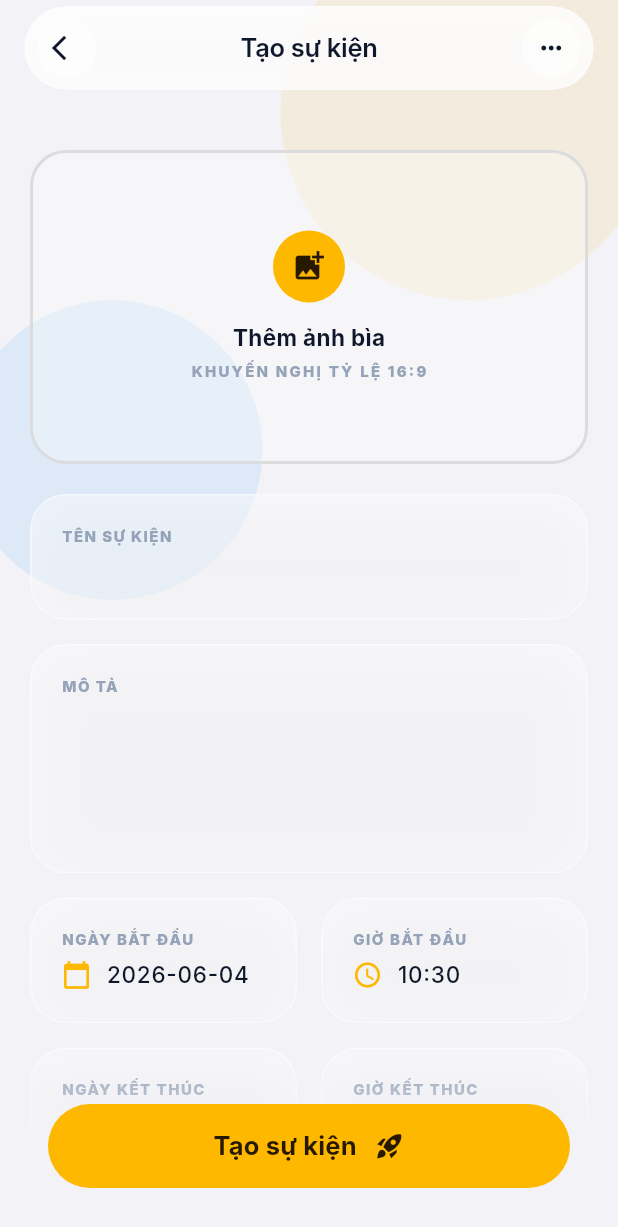
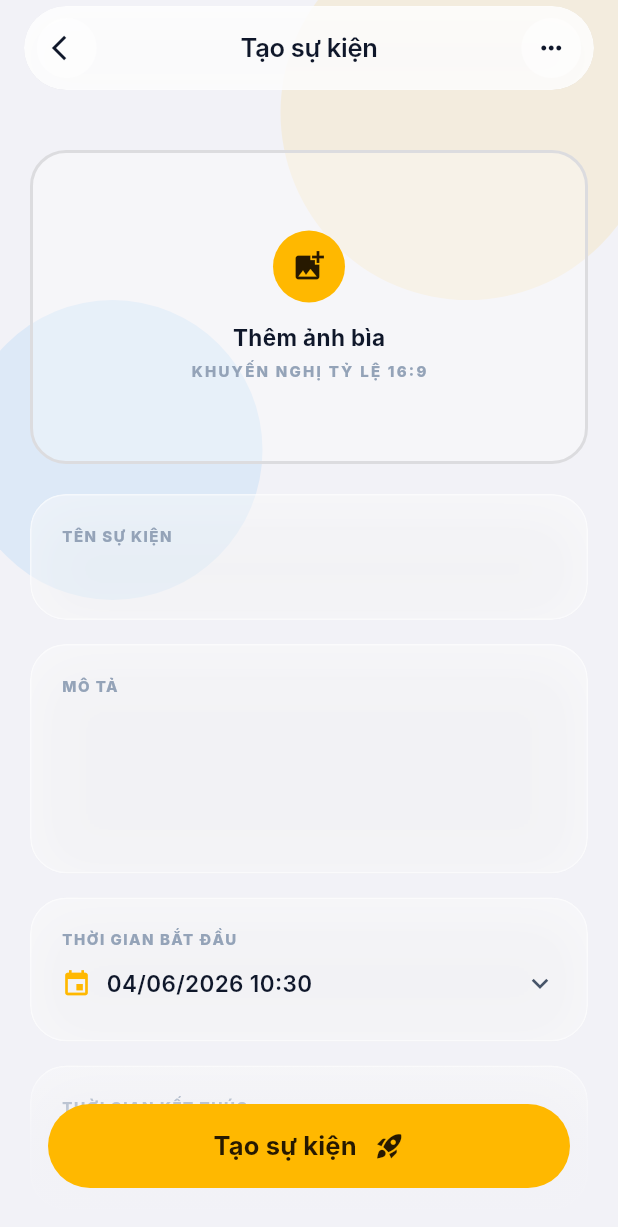
Before and after one commit to hieud3663/UEvent-Frontend, a Flutter app: the CreateEventView screen opened directly, on a phone screen of 412 x 824 dp. Shown: the top 1227 px of the screen. Run offline on Flutter 3.47's test engine with Material 3 defaults, Android fonts, the phone set to English and light mode, and no system bars; our stand-ins replace app_links, cached_network_image, dart_mappable, dio, firebase_core, firebase_messaging and 12 more; missing offline and left inert: app_settings, flutter_appauth, flutter_displaymode, mobile_scanner, passkeys; accounts and stored records are empty; generated files the repository leaves out were written again; network calls fail; Roboto replaces fonts that are missing (Inter).

Commit message:
fix: use datetime pickers for event schedule and allow avatar image host

```diff
--- a/mobile/lib/features/organizer_events/views/create_event_view.dart
+++ b/mobile/lib/features/organizer_events/views/create_event_view.dart
@@ -79,10 +79,7 @@ class _CreateEventViewState extends ConsumerState<CreateEventView> {
   void _setDefaultSchedule() {
     final start = DateTime.now().add(const Duration(days: 1));
     final end = start.add(const Duration(hours: 2));
-    _startDateController.text = DateFormat('yyyy-MM-dd').format(start);
-    _startTimeController.text = DateFormat('HH:mm').format(start);
-    _endDateController.text = DateFormat('yyyy-MM-dd').format(end);
-    _endTimeController.text = DateFormat('HH:mm').format(end);
+    _setScheduleControllers(startAt: start, endAt: end);
   }
 
   @override
@@ -231,44 +228,22 @@ class _CreateEventViewState extends ConsumerState<CreateEventView> {
           maxLines: 4,
         ),
         const SizedBox(height: 16),
-        Row(
-          children: [
-            Expanded(
-              child: GlassInputField(
-                label: 'Ngày bắt đầu',
-                leadingIcon: Icons.calendar_today,
-                controller: _startDateController,
-              ),
-            ),
-            const SizedBox(width: 16),
-            Expanded(
-              child: GlassInputField(
-                label: 'Giờ bắt đầu',
-                leadingIcon: Icons.schedule,
-                controller: _startTimeController,
-              ),
-            ),
-          ],
+        GlassInputField(
+          label: 'Thời gian bắt đầu',
+          child: _DateTimePickerButton(
+            icon: Icons.event,
+            value: _formatPickerDateTime(_currentStartAt),
+            onTap: () => _pickDateTime(isStart: true),
+          ),
         ),
         const SizedBox(height: 16),
-        Row(
-          children: [
-            Expanded(
-              child: GlassInputField(
-                label: 'Ngày kết thúc',
-                leadingIcon: Icons.event_available,
-                controller: _endDateController,
-              ),
-            ),
-            const SizedBox(width: 16),
-            Expanded(
-              child: GlassInputField(
-                label: 'Giờ kết thúc',
-                leadingIcon: Icons.schedule,
-                controller: _endTimeController,
-              ),
-            ),
-          ],
+        GlassInputField(
+          label: 'Thời gian kết thúc',
+          child: _DateTimePickerButton(
+            icon: Icons.event_available,
+            value: _formatPickerDateTime(_currentEndAt),
+            onTap: () => _pickDateTime(isStart: false),
+          ),
         ),
         const SizedBox(height: 16),
         _buildRoomDropdown(roomsAsync),
@@ -648,6 +623,82 @@ class _CreateEventViewState extends ConsumerState<CreateEventView> {
     return null;
   }
 
+  DateTime? get _currentStartAt =>
+      _parseDateTime(_startDateController.text, _startTimeController.text);
+
+  DateTime? get _currentEndAt =>
+      _parseDateTime(_endDateController.text, _endTimeController.text);
+
+  String _formatPickerDateTime(DateTime? value) {
+    if (value == null) return 'Chọn ngày và giờ';
+    return DateFormat('dd/MM/yyyy HH:mm').format(value);
+  }
+
+  void _setScheduleControllers({
+    required DateTime startAt,
+    required DateTime endAt,
+  }) {
+    _startDateController.text = DateFormat('yyyy-MM-dd').format(startAt);
+    _startTimeController.text = DateFormat('HH:mm').format(startAt);
+    _endDateController.text = DateFormat('yyyy-MM-dd').format(endAt);
+    _endTimeController.text = DateFormat('HH:mm').format(endAt);
+  }
+
+  void _setStartControllers(DateTime value) {
+    _startDateController.text = DateFormat('yyyy-MM-dd').format(value);
+    _startTimeController.text = DateFormat('HH:mm').format(value);
+  }
+
+  void _setEndControllers(DateTime value) {
+    _endDateController.text = DateFormat('yyyy-MM-dd').format(value);
+    _endTimeController.text = DateFormat('HH:mm').format(value);
+  }
+
+  Future<void> _pickDateTime({required bool isStart}) async {
+    final now = DateTime.now();
+    final current = isStart
+        ? _currentStartAt ?? now.add(const Duration(days: 1))
+        : _currentEndAt ??
+              (_currentStartAt ?? now.add(const Duration(days: 1))).add(
+                const Duration(hours: 2),
+              );
+    final initialDate = DateTime(current.year, current.month, current.day);
+
+    final pickedDate = await showDatePicker(
+      context: context,
+      initialDate: initialDate,
+      firstDate: DateTime(now.year - 1),
+      lastDate: DateTime(now.year + 10),
+    );
+    if (pickedDate == null || !mounted) return;
+
+    final pickedTime = await showTimePicker(
+      context: context,
+      initialTime: TimeOfDay.fromDateTime(current),
+    );
+    if (pickedTime == null || !mounted) return;
+
+    final pickedDateTime = DateTime(
+      pickedDate.year,
+      pickedDate.month,
+      pickedDate.day,
+      pickedTime.hour,
+      pickedTime.minute,
+    );
+
+    setState(() {
+      if (isStart) {
+        _setStartControllers(pickedDateTime);
+        final currentEnd = _currentEndAt;
+        if (currentEnd == null || !currentEnd.isAfter(pickedDateTime)) {
+          _setEndControllers(pickedDateTime.add(const Duration(hours: 2)));
+        }
+      } else {
+        _setEndControllers(pickedDateTime);
+      }
+    });
+  }
+
   String _fileNameFromPath(String path) {
     final normalized = path.replaceAll(r'\', '/');
     final slashIndex = normalized.lastIndexOf('/');
@@ -662,13 +713,8 @@ class _CreateEventViewState extends ConsumerState<CreateEventView> {
     _activeEvent = event;
     _titleController.text = event.title;
     _descriptionController.text = event.description ?? '';
-    _startDateController.text = DateFormat(
-      'yyyy-MM-dd',
-    ).format(event.startDate);
-    _startTimeController.text = DateFormat('HH:mm').format(event.startDate);
     final end = event.endDate ?? event.startDate.add(const Duration(hours: 2));
-    _endDateController.text = DateFormat('yyyy-MM-dd').format(end);
-    _endTimeController.text = DateFormat('HH:mm').format(end);
+    _setScheduleControllers(startAt: event.startDate, endAt: end);
     _capacityController.text = event.guestCount?.toString() ?? '';
     _isPublic = event.visibility != EventVisibility.private;
     _activateImmediately = event.status != EventStatus.draft;
@@ -845,6 +891,54 @@ class _CreateEventViewState extends ConsumerState<CreateEventView> {
   }
 }
 
+class _DateTimePickerButton extends StatelessWidget {
+  final IconData icon;
+  final String value;
+  final VoidCallback onTap;
+
+  const _DateTimePickerButton({
+    required this.icon,
+    required this.value,
+    required this.onTap,
+  });
+
+  @override
+  Widget build(BuildContext context) {
+    return Semantics(
+      button: true,
+      child: InkWell(
+        borderRadius: BorderRadius.circular(12),
+        onTap: onTap,
+        child: Padding(
+          padding: const EdgeInsets.symmetric(vertical: 6),
+          child: Row(
+            children: [
+              Icon(icon, color: AppColors.primary, size: 20),
+              const SizedBox(width: 10),
+              Expanded(
+                child: Text(
+                  value,
+                  maxLines: 1,
+                  overflow: TextOverflow.ellipsis,
+                  style: AppTextStyles.bodyLarge.copyWith(
+                    fontWeight: FontWeight.w600,
+                  ),
+                ),
+              ),
+              const SizedBox(width: 10),
+              const Icon(
+                Icons.keyboard_arrow_down,
+                color: AppColors.onSurfaceVariant,
+                size: 22,
+              ),
+            ],
+          ),
+        ),
+      ),
+    );
+  }
+}
+
 class _LoadingFieldText extends StatelessWidget {
   final String text;
 
```
Also changed, not shown: 1 other file.
